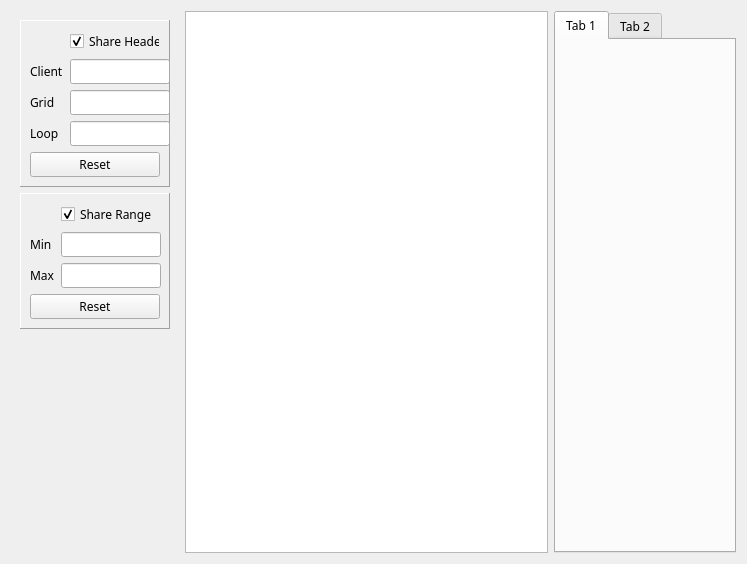
Old version of the form src/qt_ui/pem_editor_widget.ui in the repository Eric-Meunier/Processor-Suite.
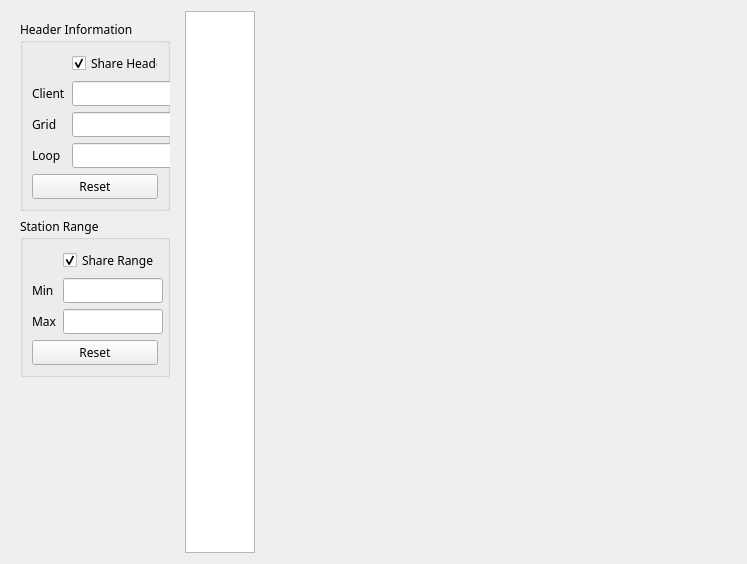
New version of the form.

Commit message: Added dock widget and fixed sizing in general.

Diff of the .ui file:
```diff
--- a/src/qt_ui/pem_editor_widget.ui
+++ b/src/qt_ui/pem_editor_widget.ui
@@ -14,7 +14,7 @@
    </rect>
   </property>
   <property name="sizePolicy">
-   <sizepolicy hsizetype="Preferred" vsizetype="Preferred">
+   <sizepolicy hsizetype="Maximum" vsizetype="Preferred">
     <horstretch>0</horstretch>
     <verstretch>0</verstretch>
    </sizepolicy>
@@ -28,58 +28,7 @@
    <string>Form</string>
   </property>
   <layout class="QGridLayout" name="gridLayout">
-   <item row="0" column="7" colspan="2">
-    <widget class="QTableWidget" name="table">
-     <property name="sizePolicy">
-      <sizepolicy hsizetype="Expanding" vsizetype="Expanding">
-       <horstretch>0</horstretch>
-       <verstretch>0</verstretch>
-      </sizepolicy>
-     </property>
-     <property name="mouseTracking">
-      <bool>true</bool>
-     </property>
-     <property name="contextMenuPolicy">
-      <enum>Qt::NoContextMenu</enum>
-     </property>
-     <property name="sizeAdjustPolicy">
-      <enum>QAbstractScrollArea::AdjustToContents</enum>
-     </property>
-     <property name="alternatingRowColors">
-      <bool>true</bool>
-     </property>
-     <property name="selectionMode">
-      <enum>QAbstractItemView::SingleSelection</enum>
-     </property>
-     <property name="selectionBehavior">
-      <enum>QAbstractItemView::SelectRows</enum>
-     </property>
-     <attribute name="horizontalHeaderHighlightSections">
-      <bool>false</bool>
-     </attribute>
-    </widget>
-   </item>
-   <item row="0" column="9">
-    <widget class="QTabWidget" name="tabWidget">
-     <property name="sizePolicy">
-      <sizepolicy hsizetype="Preferred" vsizetype="Preferred">
-       <horstretch>0</horstretch>
-       <verstretch>0</verstretch>
-      </sizepolicy>
-     </property>
-     <widget class="QWidget" name="tab">
-      <attribute name="title">
-       <string>Tab 1</string>
-      </attribute>
-     </widget>
-     <widget class="QWidget" name="tab_2">
-      <attribute name="title">
-       <string>Tab 2</string>
-      </attribute>
-     </widget>
-    </widget>
-   </item>
-   <item row="0" column="0">
+   <item row="0" column="2">
     <widget class="QFrame" name="main_frame">
      <property name="sizePolicy">
       <sizepolicy hsizetype="Fixed" vsizetype="Expanding">
@@ -94,120 +43,8 @@
       <enum>QFrame::Raised</enum>
      </property>
      <layout class="QFormLayout" name="formLayout_2">
-      <item row="1" column="0">
-       <widget class="QFrame" name="range_frame">
-        <property name="sizePolicy">
-         <sizepolicy hsizetype="Fixed" vsizetype="Preferred">
-          <horstretch>0</horstretch>
-          <verstretch>0</verstretch>
-         </sizepolicy>
-        </property>
-        <property name="minimumSize">
-         <size>
-          <width>0</width>
-          <height>0</height>
-         </size>
-        </property>
-        <property name="maximumSize">
-         <size>
-          <width>150</width>
-          <height>16777215</height>
-         </size>
-        </property>
-        <property name="font">
-         <font>
-          <family>Century Gothic</family>
-          <weight>50</weight>
-          <bold>false</bold>
-         </font>
-        </property>
-        <property name="frameShape">
-         <enum>QFrame::Panel</enum>
-        </property>
-        <property name="frameShadow">
-         <enum>QFrame::Raised</enum>
-        </property>
-        <layout class="QGridLayout" name="share_range_layout">
-         <item row="2" column="0">
-          <widget class="QLabel" name="max_range_label">
-           <property name="text">
-            <string>Max</string>
-           </property>
-          </widget>
-         </item>
-         <item row="1" column="0">
-          <widget class="QLabel" name="min_range_label">
-           <property name="text">
-            <string>Min</string>
-           </property>
-          </widget>
-         </item>
-         <item row="0" column="1">
-          <widget class="QCheckBox" name="share_range_checkbox">
-           <property name="text">
-            <string>Share Range</string>
-           </property>
-           <property name="checked">
-            <bool>true</bool>
-           </property>
-          </widget>
-         </item>
-         <item row="2" column="1" alignment="Qt::AlignRight">
-          <widget class="QLineEdit" name="max_range_edit">
-           <property name="sizePolicy">
-            <sizepolicy hsizetype="Fixed" vsizetype="Fixed">
-             <horstretch>0</horstretch>
-             <verstretch>0</verstretch>
-            </sizepolicy>
-           </property>
-           <property name="minimumSize">
-            <size>
-             <width>100</width>
-             <height>0</height>
-            </size>
-           </property>
-           <property name="maximumSize">
-            <size>
-             <width>100</width>
-             <height>16777215</height>
-            </size>
-           </property>
-          </widget>
-         </item>
-         <item row="1" column="1" alignment="Qt::AlignRight|Qt::AlignVCenter">
-          <widget class="QLineEdit" name="min_range_edit">
-           <property name="sizePolicy">
-            <sizepolicy hsizetype="Fixed" vsizetype="Fixed">
-             <horstretch>0</horstretch>
-             <verstretch>0</verstretch>
-            </sizepolicy>
-           </property>
-           <property name="minimumSize">
-            <size>
-             <width>100</width>
-             <height>0</height>
-            </size>
-           </property>
-           <property name="maximumSize">
-            <size>
-             <width>100</width>
-             <height>16777215</height>
-            </size>
-           </property>
-          </widget>
-         </item>
-         <item row="3" column="0" colspan="2">
-          <widget class="QPushButton" name="reset_range_btn">
-           <property name="text">
-            <string>Reset</string>
-           </property>
-          </widget>
-         </item>
-        </layout>
-       </widget>
-      </item>
       <item row="0" column="0">
-       <widget class="QFrame" name="header_frame">
+       <widget class="QGroupBox" name="header_groupBox">
         <property name="sizePolicy">
          <sizepolicy hsizetype="Fixed" vsizetype="Preferred">
           <horstretch>0</horstretch>
@@ -226,11 +63,8 @@
           <height>16777215</height>
          </size>
         </property>
-        <property name="frameShape">
-         <enum>QFrame::Panel</enum>
-        </property>
-        <property name="frameShadow">
-         <enum>QFrame::Raised</enum>
+        <property name="title">
+         <string>Header Information</string>
         </property>
         <layout class="QGridLayout" name="share_header_layout">
          <item row="1" column="0">
@@ -355,9 +189,149 @@
         </layout>
        </widget>
       </item>
+      <item row="3" column="0">
+       <widget class="QGroupBox" name="range_groupBox">
+        <property name="sizePolicy">
+         <sizepolicy hsizetype="Fixed" vsizetype="Preferred">
+          <horstretch>0</horstretch>
+          <verstretch>0</verstretch>
+         </sizepolicy>
+        </property>
+        <property name="minimumSize">
+         <size>
+          <width>0</width>
+          <height>0</height>
+         </size>
+        </property>
+        <property name="maximumSize">
+         <size>
+          <width>150</width>
+          <height>16777215</height>
+         </size>
+        </property>
+        <property name="font">
+         <font>
+          <family>Century Gothic</family>
+          <weight>50</weight>
+          <bold>false</bold>
+         </font>
+        </property>
+        <property name="title">
+         <string>Station Range</string>
+        </property>
+        <layout class="QGridLayout" name="share_range_layout">
+         <item row="2" column="0">
+          <widget class="QLabel" name="max_range_label">
+           <property name="text">
+            <string>Max</string>
+           </property>
+          </widget>
+         </item>
+         <item row="1" column="0">
+          <widget class="QLabel" name="min_range_label">
+           <property name="text">
+            <string>Min</string>
+           </property>
+          </widget>
+         </item>
+         <item row="0" column="1">
+          <widget class="QCheckBox" name="share_range_checkbox">
+           <property name="text">
+            <string>Share Range</string>
+           </property>
+           <property name="checked">
+            <bool>true</bool>
+           </property>
+          </widget>
+         </item>
+         <item row="2" column="1" alignment="Qt::AlignRight">
+          <widget class="QLineEdit" name="max_range_edit">
+           <property name="sizePolicy">
+            <sizepolicy hsizetype="Fixed" vsizetype="Fixed">
+             <horstretch>0</horstretch>
+             <verstretch>0</verstretch>
+            </sizepolicy>
+           </property>
+           <property name="minimumSize">
+            <size>
+             <width>100</width>
+             <height>0</height>
+            </size>
+           </property>
+           <property name="maximumSize">
+            <size>
+             <width>100</width>
+             <height>16777215</height>
+            </size>
+           </property>
+          </widget>
+         </item>
+         <item row="1" column="1" alignment="Qt::AlignRight|Qt::AlignVCenter">
+          <widget class="QLineEdit" name="min_range_edit">
+           <property name="sizePolicy">
+            <sizepolicy hsizetype="Fixed" vsizetype="Fixed">
+             <horstretch>0</horstretch>
+             <verstretch>0</verstretch>
+            </sizepolicy>
+           </property>
+           <property name="minimumSize">
+            <size>
+             <width>100</width>
+             <height>0</height>
+            </size>
+           </property>
+           <property name="maximumSize">
+            <size>
+             <width>100</width>
+             <height>16777215</height>
+            </size>
+           </property>
+          </widget>
+         </item>
+         <item row="3" column="0" colspan="2">
+          <widget class="QPushButton" name="reset_range_btn">
+           <property name="text">
+            <string>Reset</string>
+           </property>
+          </widget>
+         </item>
+        </layout>
+       </widget>
+      </item>
      </layout>
     </widget>
    </item>
+   <item row="0" column="7" colspan="2">
+    <widget class="QTableWidget" name="table">
+     <property name="sizePolicy">
+      <sizepolicy hsizetype="Maximum" vsizetype="Expanding">
+       <horstretch>0</horstretch>
+       <verstretch>0</verstretch>
+      </sizepolicy>
+     </property>
+     <property name="mouseTracking">
+      <bool>true</bool>
+     </property>
+     <property name="contextMenuPolicy">
+      <enum>Qt::NoContextMenu</enum>
+     </property>
+     <property name="sizeAdjustPolicy">
+      <enum>QAbstractScrollArea::AdjustToContents</enum>
+     </property>
+     <property name="alternatingRowColors">
+      <bool>true</bool>
+     </property>
+     <property name="selectionMode">
+      <enum>QAbstractItemView::SingleSelection</enum>
+     </property>
+     <property name="selectionBehavior">
+      <enum>QAbstractItemView::SelectRows</enum>
+     </property>
+     <attribute name="horizontalHeaderHighlightSections">
+      <bool>false</bool>
+     </attribute>
+    </widget>
+   </item>
   </layout>
  </widget>
  <resources/>
```
The commit also changes 7 other files.
